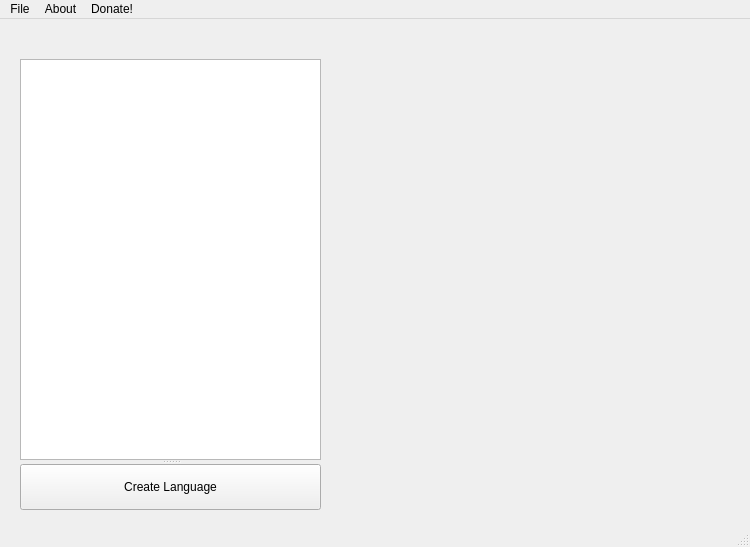
Before: the Qt Designer form mainwindow.ui in LiamSkirrow/LangTrainer, drawn with Qt 5.
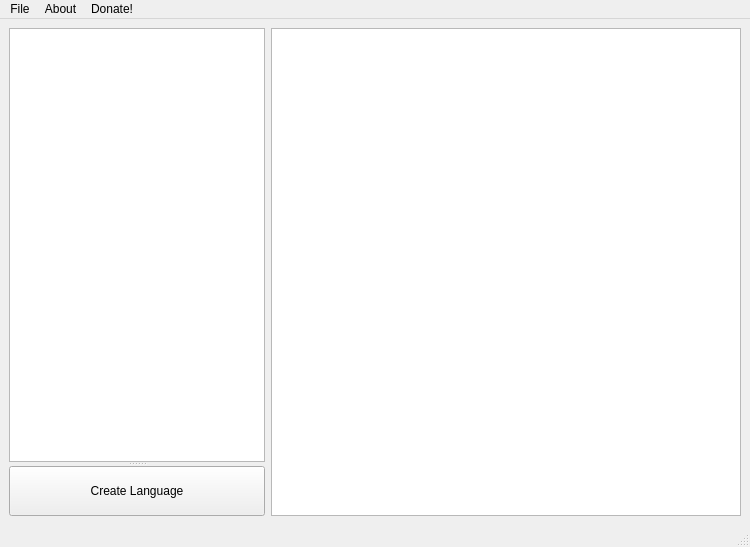
After: the same form once the commit is applied.

Commit message: Add tree widget to main window to display lang info

The edit to the form file:
```diff
--- a/mainwindow.ui
+++ b/mainwindow.ui
@@ -14,15 +14,9 @@
    <string>MainWindow</string>
   </property>
   <widget class="QWidget" name="centralwidget">
+   <layout class="QHBoxLayout" name="horizontalLayout">
+    <item>
    <widget class="QSplitter" name="splitter_2">
-    <property name="geometry">
-     <rect>
-      <x>20</x>
-      <y>40</y>
-      <width>301</width>
-      <height>451</height>
-     </rect>
-    </property>
     <property name="orientation">
      <enum>Qt::Orientation::Vertical</enum>
     </property>
@@ -38,6 +32,11 @@
      </widget>
     </widget>
    </widget>
+    </item>
+    <item>
+     <widget class="QTreeView" name="langDetailTree"/>
+    </item>
+   </layout>
   </widget>
   <widget class="QMenuBar" name="menubar">
    <property name="geometry">
```
Lines whose indentation alone changed are shown as unchanged. The commit also changes 1 other file.
